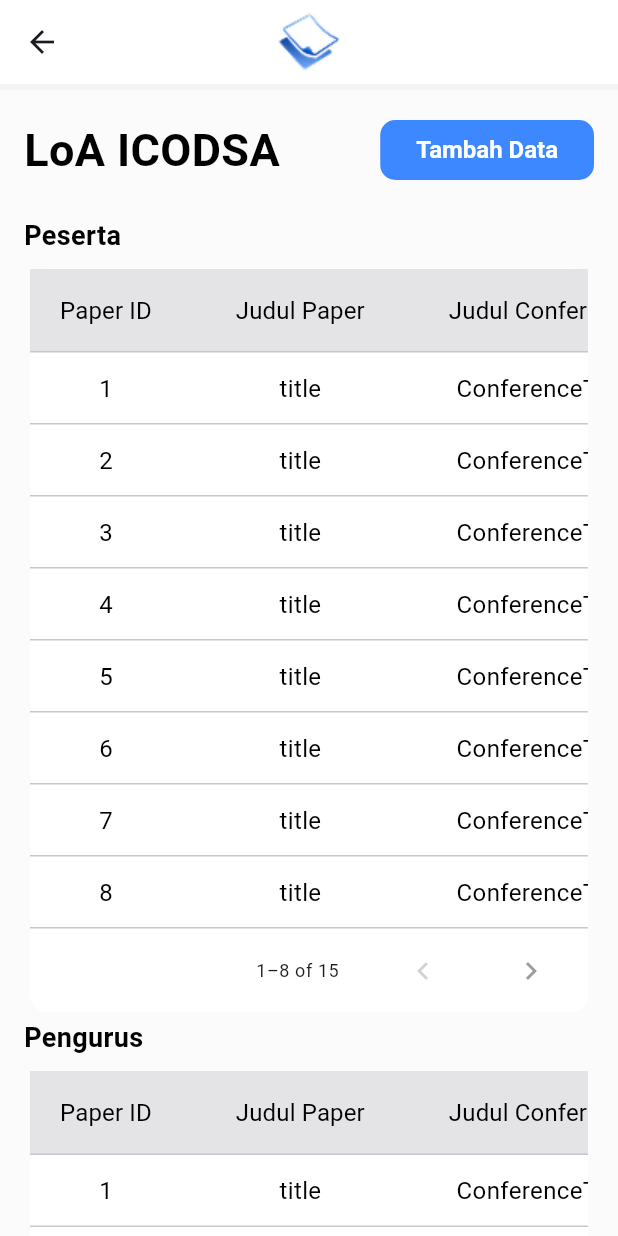
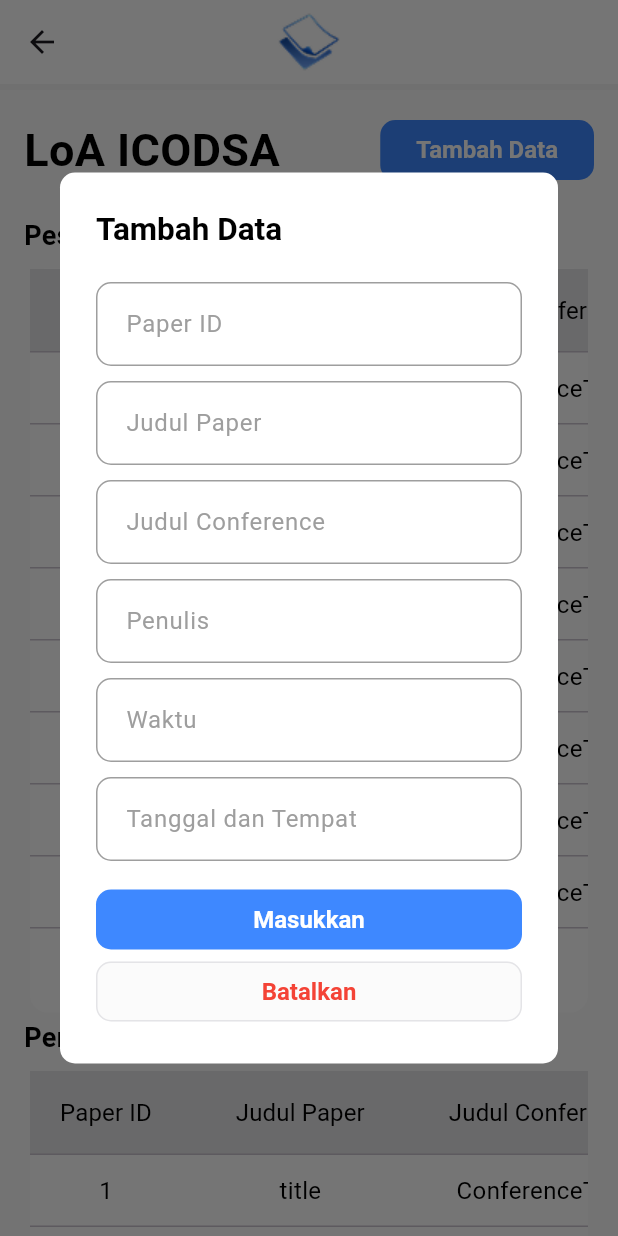
Before and after one commit to MuhammadYaumil1212/SummitDocs, a Flutter app: the FilesLoaScreen screen opened directly, after a tap on "Tambah Data", on a phone screen of 412 x 824 dp. Run offline on Flutter 3.47's test engine with Material 3 defaults, Android fonts, the phone set to English and light mode, and no system bars; our stand-ins replace bloc, dartz, dio, equatable, flutter_bloc, flutter_svg and 5 more; accounts and stored records are empty.

Commit message:
tambah data view

```diff
--- a/lib/Presentations/LoA/pages/files_loa_screen.dart
+++ b/lib/Presentations/LoA/pages/files_loa_screen.dart
@@ -1,13 +1,13 @@
+import 'package:flutter/material.dart';
+import 'package:SummitDocs/commons/widgets/app_button.dart';
+import 'package:SummitDocs/commons/widgets/app_text.dart';
+import 'package:SummitDocs/core/config/theme/app_colors.dart';
 import 'package:SummitDocs/Presentations/LoA/bloc/loa_bloc.dart';
 import 'package:SummitDocs/Presentations/LoA/pages/loa_entity.dart';
-import 'package:SummitDocs/commons/widgets/app_button.dart';
-import 'package:SummitDocs/commons/widgets/app_datatable.dart';
-import 'package:SummitDocs/commons/widgets/app_scaffold.dart';
-import 'package:SummitDocs/commons/widgets/app_text.dart';
-import 'package:flutter/material.dart';
 
 import '../../../commons/constants/string.dart';
-import '../../../core/config/theme/app_colors.dart';
+import '../../../commons/widgets/app_datatable.dart';
+import '../../../commons/widgets/app_scaffold.dart';
 
 class FilesLoaScreen extends StatefulWidget {
   const FilesLoaScreen({super.key});
@@ -18,6 +18,12 @@ class FilesLoaScreen extends StatefulWidget {
 
 class _FilesLoaScreenState extends State<FilesLoaScreen> {
   final LoaBloc _bloc = LoaBloc();
+  TextEditingController paperIdController = TextEditingController();
+  TextEditingController titleController = TextEditingController();
+  TextEditingController conferenceTitleController = TextEditingController();
+  TextEditingController writerController = TextEditingController();
+  TextEditingController timeController = TextEditingController();
+  TextEditingController datePlaceController = TextEditingController();
   final List<LOAEntity> conferences = List.generate(
     15,
     (index) => LOAEntity(
@@ -64,6 +70,23 @@ class _FilesLoaScreenState extends State<FilesLoaScreen> {
     );
   }
 
+  Widget _buildHeader() {
+    return Row(
+      mainAxisAlignment: MainAxisAlignment.spaceBetween,
+      children: [
+        const AppText(
+          text: "LoA ICODSA",
+          fontWeight: FontWeight.w700,
+          fontSize: 30,
+        ),
+        AppButton(
+          text: "Tambah Data",
+          action: () => _showAddDataDialog(context),
+        ),
+      ],
+    );
+  }
+
   Widget _buildTable(String title) {
     return Column(
       crossAxisAlignment: CrossAxisAlignment.start,
@@ -78,23 +101,6 @@ class _FilesLoaScreenState extends State<FilesLoaScreen> {
           columns: _buildColumns(),
           data: conferences,
           rowBuilder: _buildRow,
-        ),
-      ],
-    );
-  }
-
-  Widget _buildHeader() {
-    return Row(
-      mainAxisAlignment: MainAxisAlignment.spaceBetween,
-      children: [
-        const AppText(
-          text: "LoA ICODSA",
-          fontWeight: FontWeight.w700,
-          fontSize: 30,
-        ),
-        AppButton(
-          text: "Tambah Data",
-          action: () {},
         ),
       ],
     );
@@ -146,4 +152,80 @@ class _FilesLoaScreenState extends State<FilesLoaScreen> {
       ],
     );
   }
+
+  void _showAddDataDialog(BuildContext context) {
+    showDialog(
+      context: context,
+      builder: (context) {
+        return AlertDialog(
+          shape: RoundedRectangleBorder(
+            borderRadius: BorderRadius.circular(10),
+          ),
+          backgroundColor: Colors.white,
+          title: AppText(
+            text: "Tambah Data",
+            fontSize: 21,
+            fontWeight: FontWeight.w700,
+          ),
+          content: SingleChildScrollView(
+            child: Column(
+              mainAxisSize: MainAxisSize.min,
+              children: [
+                _buildTextField("Paper ID", paperIdController),
+                _buildTextField("Judul Paper", titleController),
+                _buildTextField("Judul Conference", conferenceTitleController),
+                _buildTextField("Penulis", writerController),
+                _buildTextField("Waktu", timeController),
+                _buildTextField("Tanggal dan Tempat", datePlaceController),
+                const SizedBox(height: 10),
+                SizedBox(
+                  width: MediaQuery.of(context).size.width,
+                  child: AppButton(text: "Masukkan", action: () {}),
+                ),
+                SizedBox(
+                  width: MediaQuery.of(context).size.width,
+                  child: AppButton(
+                    action: () {
+                      Navigator.of(context).pop();
+                    },
+                    text: "Batalkan",
+                    borderColor: AppColors.grayBackground2,
+                    backgroundColor: AppColors.secondaryBackground,
+                    fontColor: Colors.red,
+                  ),
+                ),
+              ],
+            ),
+          ),
+        );
+      },
+    );
+  }
+
+  Widget _buildTextField(String hint, TextEditingController controller) {
+    return Padding(
+      padding: const EdgeInsets.symmetric(vertical: 5),
+      child: TextField(
+        controller: controller,
+        style: TextStyle(color: Colors.black),
+        decoration: InputDecoration(
+          filled: true,
+          fillColor: Colors.white, // Background putih
+          hintStyle: TextStyle(color: Colors.grey),
+          hintText: hint,
+          border: OutlineInputBorder(
+            borderRadius: BorderRadius.all(Radius.circular(10)),
+          ),
+          enabledBorder: OutlineInputBorder(
+            borderSide: BorderSide(color: Colors.grey),
+            borderRadius: BorderRadius.all(Radius.circular(10)),
+          ),
+          focusedBorder: OutlineInputBorder(
+            borderSide: BorderSide(color: Colors.grey, width: 2),
+            borderRadius: BorderRadius.all(Radius.circular(10)),
+          ),
+        ),
+      ),
+    );
+  }
 }
--- a/lib/core/config/theme/app_theme.dart
+++ b/lib/core/config/theme/app_theme.dart
@@ -7,6 +7,7 @@ class AppTheme {
     primaryColor: AppColors.primary,
     scaffoldBackgroundColor: AppColors.background,
     brightness: Brightness.light,
+    canvasColor: AppColors.background,
     cardColor: Colors.white,
     cardTheme: CardTheme(
       color: Colors.white,
```
